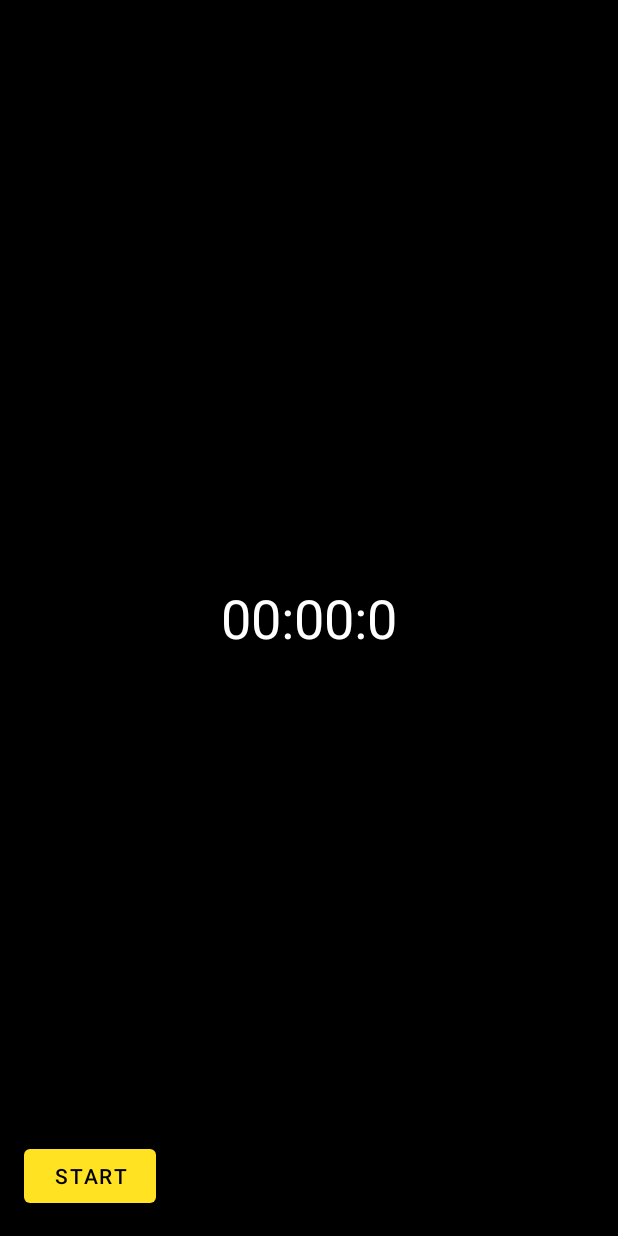
After one commit to Likelysphinx707/RaceStats, an Android app: the LapTimerActivity screen opened directly, with no data from a screen before it, on a phone screen of 412 x 824 dp. The commit adds this screen. Run offline under Robolectric (Android 15) with nearby library versions, the phone set to English and light mode, and no system bars.

Commit message:
Added Lap Timer class and changed themes to match what I want

```diff
--- /dev/null
+++ b/app/src/main/java/com/example/racestats/LapTimer.java
@@ -0,0 +1,212 @@
+package com.example.racestats;
+
+import android.Manifest;
+import android.app.Activity;
+import android.content.ContentValues;
+import android.content.Context;
+import android.content.pm.PackageManager;
+import android.database.sqlite.SQLiteDatabase;
+import android.database.sqlite.SQLiteOpenHelper;
+import android.location.Location;
+import android.location.LocationListener;
+import android.location.LocationManager;
+import android.os.SystemClock;
+import android.util.Log;
+
+import androidx.core.app.ActivityCompat;
+
+import java.text.SimpleDateFormat;
+import java.util.ArrayList;
+import java.util.Date;
+import java.util.List;
+import java.util.Locale;
+
+/**
+ * This class represents a Lap Timer that uses GPS to record lap times.
+ * It also stores lap times in a SQLite database.
+ */
+public class LapTimer implements LocationListener {
+
+    private static final String TAG = "LapTimer";
+    private static final String DATABASE_NAME = "lap_timer_db";
+    private static final int DATABASE_VERSION = 1;
+    private static final String TABLE_NAME = "lap_times";
+    private static final String COLUMN_ID = "_id";
+    private static final String COLUMN_LAP_TIME = "lap_time";
+    private static final String COLUMN_DATE_TIME = "date_time";
+    private static final int LOCATION_PERMISSION_REQUEST_CODE = 123;
+
+    private SQLiteDatabase database;
+    private LocationManager locationManager;
+    private boolean isGPSEnabled;
+    private long currentLapStartTime;
+    private long startTime;
+    private Location startLocation;
+    private List<Long> lapTimes;
+
+    /**
+     * Constructor for LapTimer class.
+     * Initializes the database, location manager, and other variables.
+     * @param context The context of the application.
+     */
+    public LapTimer(Context context) {
+        LapTimerOpenHelper dbHelper = new LapTimerOpenHelper(context);
+        database = dbHelper.getWritableDatabase();
+        locationManager = (LocationManager) context.getSystemService(Context.LOCATION_SERVICE);
+        isGPSEnabled = locationManager.isProviderEnabled(LocationManager.GPS_PROVIDER);
+        lapTimes = new ArrayList<>();
+    }
+
+    /**
+     * Starts the lap timer. Initiates location updates and resets lap time records.
+     * @param activity The current activity.
+     */
+    public void startTimer(Activity activity) {
+        if (isGPSEnabled) {
+            if (hasLocationPermissions(activity)) {
+                startLocationUpdates(activity);
+                startTime = SystemClock.elapsedRealtime();
+                lapTimes.clear(); // Clear previous lap times
+            } else {
+                // Permissions not granted, you might want to inform the user or request permissions again
+                Log.e(TAG, "Location permissions not granted");
+                // Request permissions again or show a message to the user
+                ActivityCompat.requestPermissions(activity, new String[]{Manifest.permission.ACCESS_FINE_LOCATION, Manifest.permission.ACCESS_COARSE_LOCATION}, LOCATION_PERMISSION_REQUEST_CODE);
+            }
+        } else {
+            Log.e(TAG, "GPS is not enabled");
+            // Handle GPS not enabled
+        }
+    }
+
+    /**
+     * Checks if the app has the necessary location permissions.
+     * @param activity The current activity.
+     * @return True if location permissions are granted, false otherwise.
+     */
+    private boolean hasLocationPermissions(Activity activity) {
+        return ActivityCompat.checkSelfPermission(activity, Manifest.permission.ACCESS_FINE_LOCATION) == PackageManager.PERMISSION_GRANTED
+                && ActivityCompat.checkSelfPermission(activity, Manifest.permission.ACCESS_COARSE_LOCATION) == PackageManager.PERMISSION_GRANTED;
+    }
+
+    /**
+     * Stops the lap timer by stopping location updates.
+     */
+    public void stopTimer() {
+        stopLocationUpdates();
+    }
+
+    /**
+     * Retrieves the list of recorded lap times.
+     * @return List of lap times.
+     */
+    public List<Long> getLapTimes() {
+        return lapTimes;
+    }
+
+    /**
+     * Callback method invoked when the location changes.
+     * Records a lap time when the GPS detects completion of a lap.
+     * @param location The new location.
+     */
+    @Override
+    public void onLocationChanged(Location location) {
+        if (startLocation == null) {
+            startLocation = location;
+        }
+
+        float distance = location.distanceTo(startLocation);
+
+        if (distance < 10) {
+            long lapTime = SystemClock.elapsedRealtime() - currentLapStartTime;
+            lapTimes.add(lapTime);
+            saveLapTime(lapTime);
+            currentLapStartTime = SystemClock.elapsedRealtime(); // Update the start time for the next lap
+        }
+    }
+
+    /**
+     * Initiates location updates.
+     * @param activity The current activity.
+     */
+    private void startLocationUpdates(Activity activity) {
+        if (ActivityCompat.checkSelfPermission(activity, Manifest.permission.ACCESS_FINE_LOCATION) != PackageManager.PERMISSION_GRANTED
+                && ActivityCompat.checkSelfPermission(activity, Manifest.permission.ACCESS_COARSE_LOCATION) != PackageManager.PERMISSION_GRANTED) {
+            // Request location permissions if not granted
+            ActivityCompat.requestPermissions(activity, new String[]{Manifest.permission.ACCESS_FINE_LOCATION, Manifest.permission.ACCESS_COARSE_LOCATION}, LOCATION_PERMISSION_REQUEST_CODE);
+            return;
+        }
+
+        // Continue with location updates if permissions are already granted
+        locationManager.requestLocationUpdates(
+                LocationManager.GPS_PROVIDER,
+                1000,  // minimum time interval between updates (in milliseconds)
+                1,     // minimum distance between updates (in meters)
+                this   // LocationListener
+        );
+    }
+
+    /**
+     * Stops location updates.
+     */
+    private void stopLocationUpdates() {
+        locationManager.removeUpdates(this);
+    }
+
+    /**
+     * Retrieves the current lap time.
+     * @return The current lap time in milliseconds.
+     */
+    public long getCurrentLapTime() {
+        return SystemClock.elapsedRealtime() - currentLapStartTime;
+    }
+
+    /**
+     * Saves a lap time record to the SQLite database.
+     * @param lapTime The lap time to be saved.
+     */
+    private void saveLapTime(long lapTime) {
+        ContentValues values = new ContentValues();
+        values.put(COLUMN_LAP_TIME, lapTime);
+        values.put(COLUMN_DATE_TIME, getCurrentDateTime());
+
+        long newRowId = database.insert(TABLE_NAME, null, values);
+
+        if (newRowId == -1) {
+            Log.e(TAG, "Error saving lap time to database");
+        }
+    }
+
+    /**
+     * Retrieves the current date and time.
+     * @return A string representing the current date and time.
+     */
+    private String getCurrentDateTime() {
+        SimpleDateFormat dateFormat = new SimpleDateFormat("yyyy-MM-dd HH:mm:ss", Locale.getDefault());
+        Date date = new Date();
+        return dateFormat.format(date);
+    }
+
+    /**
+     * Helper class for database creation and version management.
+     */
+    private static class LapTimerOpenHelper extends SQLiteOpenHelper {
+        LapTimerOpenHelper(Context context) {
+            super(context, DATABASE_NAME, null, DATABASE_VERSION);
+        }
+
+        @Override
+        public void onCreate(SQLiteDatabase db) {
+            String createTableQuery = "CREATE TABLE " + TABLE_NAME + " (" +
+                    COLUMN_ID + " INTEGER PRIMARY KEY AUTOINCREMENT, " +
+                    COLUMN_LAP_TIME + " INTEGER, " +
+                    COLUMN_DATE_TIME + " TEXT)";
+            db.execSQL(createTableQuery);
+        }
+
+        @Override
+        public void onUpgrade(SQLiteDatabase db, int oldVersion, int newVersion) {
+            // Handle database upgrades if needed
+        }
+    }
+}
--- /dev/null
+++ b/app/src/main/java/com/example/racestats/LapTimerActivity.java
@@ -0,0 +1,109 @@
+package com.example.racestats;
+
+import android.database.sqlite.SQLiteDatabase;
+import android.location.Location;
+import android.location.LocationManager;
+import android.os.Bundle;
+import android.os.Handler;
+import android.os.SystemClock;
+import android.view.View;
+import android.widget.Button;
+import android.widget.TextView;
+
+import androidx.appcompat.app.AppCompatActivity;
+
+import java.util.List;
+
+public class LapTimerActivity extends AppCompatActivity {
+
+    private static final String TAG = "LapTimer";
+    private static final String DATABASE_NAME = "lap_timer_db";
+    private static final int DATABASE_VERSION = 1;
+    private static final String TABLE_NAME = "lap_times";
+    private static final String COLUMN_ID = "_id";
+    private static final String COLUMN_LAP_TIME = "lap_time";
+    private static final String COLUMN_DATE_TIME = "date_time";
+    static final int LOCATION_PERMISSION_REQUEST_CODE = 1;
+
+    private SQLiteDatabase database;
+    private LocationManager locationManager;
+    private boolean isGPSEnabled;
+    private long startTime;
+    private Location startLocation;
+    private List<Long> lapTimes;
+
+    private TextView lapTimeTextView;
+    private Button startButton, stopButton;
+    private LapTimer lapTimer;
+
+    private Handler handler;
+    private Runnable updateTimerRunnable;
+
+    @Override
+    protected void onCreate(Bundle savedInstanceState) {
+        super.onCreate(savedInstanceState);
+        setContentView(R.layout.laptimer);
+
+        lapTimeTextView = findViewById(R.id.lapTimeTextView);
+        startButton = findViewById(R.id.startButton);
+        stopButton = findViewById(R.id.stopButton);
+
+        lapTimer = new LapTimer(this);
+
+        handler = new Handler();
+        updateTimerRunnable = new Runnable() {
+            @Override
+            public void run() {
+                updateLapTimeDisplay();
+                handler.postDelayed(this, 10); // Update every 10 milliseconds
+            }
+        };
+
+        startButton.setOnClickListener(new View.OnClickListener() {
+            @Override
+            public void onClick(View v) {
+                lapTimer.startTimer(LapTimerActivity.this);
+                startTime = SystemClock.elapsedRealtime();
+                lapTimes = lapTimer.getLapTimes(); // Get initial lap times
+                startButton.setEnabled(false);
+                stopButton.setEnabled(true);
+                handler.postDelayed(updateTimerRunnable, 10);
+            }
+        });
+
+
+        stopButton.setOnClickListener(new View.OnClickListener() {
+            @Override
+            public void onClick(View v) {
+                lapTimer.stopTimer();
+                handler.removeCallbacks(updateTimerRunnable); // Stop the timer updates
+                updateLapTimeDisplay();
+                displayAllLapTimes();
+                startButton.setEnabled(true);
+                stopButton.setEnabled(false);
+            }
+        });
+    }
+
+    private void updateLapTimeDisplay() {
+        long currentLapTime = lapTimer.getCurrentLapTime();
+        lapTimeTextView.setText(formatTime(currentLapTime));
+    }
+
+    private void displayAllLapTimes() {
+        // Display all lap times in the TextView
+        StringBuilder lapTimesText = new StringBuilder();
+        for (int i = 0; i < lapTimes.size(); i++) {
+            lapTimesText.append("Lap ").append(i + 1).append(": ").append(formatTime(lapTimes.get(i))).append("\n");
+        }
+        lapTimeTextView.setText(lapTimesText.toString());
+    }
+
+    private String formatTime(long milliseconds) {
+        long minutes = milliseconds / (60 * 1000);
+        long seconds = (milliseconds / 1000) % 60;
+        long millis = (milliseconds % 1000) / 100; // Extract only the first digit of milliseconds
+        return String.format("%02d:%02d:%01d", minutes, seconds, millis);
+    }
+
+}
--- a/app/src/main/java/com/example/racestats/MainActivity.kt
+++ b/app/src/main/java/com/example/racestats/MainActivity.kt
@@ -6,10 +6,8 @@ import android.content.Intent
 import android.content.pm.PackageManager
 import android.os.Build
 import android.os.Bundle
-import android.util.Log
 import android.view.View
 import android.widget.Toast
-import androidx.activity.result.contract.ActivityResultContracts
 import androidx.annotation.RequiresApi
 import androidx.appcompat.app.AlertDialog
 import androidx.appcompat.app.AppCompatActivity
@@ -43,7 +41,7 @@ class MainActivity : AppCompatActivity() {
 
         // Links to other views
         ecuInfo.setOnClickListener {
-            val intent = Intent(this, EcuData::class.java)
+            val intent = Intent(this, LapTimerActivity::class.java)
             startActivity(intent)
         }
 
--- /dev/null
+++ b/app/src/main/res/layout/laptimer.xml
@@ -0,0 +1,36 @@
+<?xml version="1.0" encoding="utf-8"?>
+<RelativeLayout xmlns:android="http://schemas.android.com/apk/res/android"
+    android:layout_width="match_parent"
+    android:layout_height="match_parent"
+    android:background="@android:color/black">
+
+    <TextView
+        android:id="@+id/lapTimeTextView"
+        android:layout_width="wrap_content"
+        android:layout_height="wrap_content"
+        android:layout_centerInParent="true"
+        android:text="00:00:0"
+        android:textSize="36sp"/>
+
+    <Button
+        android:id="@+id/startButton"
+        android:layout_width="wrap_content"
+        android:layout_height="wrap_content"
+        android:layout_alignParentBottom="true"
+        android:layout_alignParentStart="true"
+        android:layout_marginBottom="16dp"
+        android:layout_marginStart="16dp"
+        android:text="Start" />
+
+    <Button
+        android:id="@+id/stopButton"
+        android:layout_width="wrap_content"
+        android:layout_height="wrap_content"
+        android:layout_alignParentBottom="true"
+        android:layout_alignParentStart="true"
+        android:layout_marginBottom="16dp"
+        android:layout_marginEnd="16dp"
+        android:text="Stop"
+        android:enabled="false" />
+
+</RelativeLayout>
--- a/app/src/main/res/values-night/themes.xml
+++ b/app/src/main/res/values-night/themes.xml
@@ -1,13 +1,26 @@
 <resources xmlns:tools="http://schemas.android.com/tools">
     <!-- Base application theme. -->
     <style name="Theme.RaceStats" parent="Theme.MaterialComponents.DayNight.NoActionBar">
+        <!-- Background color -->
+        <item name="android:windowBackground">#000000</item>
+
+        <!-- Text color -->
+        <item name="android:textColor">#FFFFFF</item>
+
         <!-- Primary brand color. -->
         <item name="colorPrimary">#FFE222</item>
         <item name="colorPrimaryVariant">@color/black</item>
-        <item name="colorOnPrimary">@color/black</item>
+        <item name="colorOnPrimary">#000000</item> <!-- Text color on primary -->
+
         <!-- Secondary brand color. -->
         <item name="colorSecondary">@color/white</item>
         <item name="colorSecondaryVariant">@color/black</item>
-        <item name="colorOnSecondary">@color/black</item>
+        <item name="colorOnSecondary">#000000</item> <!-- Text color on secondary -->
+    </style>
+
+    <!-- Button style -->
+    <style name="Button.RaceStats" parent="Widget.MaterialComponents.Button">
+        <item name="android:background">#FFE222</item>
+        <item name="android:textColor">#000000</item>
     </style>
 </resources>
--- a/app/src/main/res/values/colors.xml
+++ b/app/src/main/res/values/colors.xml
@@ -1,10 +1,5 @@
 <?xml version="1.0" encoding="utf-8"?>
 <resources>
-    <color name="purple_200">#FFBB86FC</color>
-    <color name="purple_500">#FF6200EE</color>
-    <color name="purple_700">#FF3700B3</color>
-    <color name="teal_200">#FF03DAC5</color>
-    <color name="teal_700">#FF018786</color>
     <color name="black">#FF000000</color>
     <color name="white">#FFFFFFFF</color>
 </resources>
--- a/app/src/main/res/values/themes.xml
+++ b/app/src/main/res/values/themes.xml
@@ -1,13 +1,26 @@
 <resources xmlns:tools="http://schemas.android.com/tools">
     <!-- Base application theme. -->
     <style name="Theme.RaceStats" parent="Theme.MaterialComponents.DayNight.NoActionBar">
+        <!-- Background color -->
+        <item name="android:windowBackground">#000000</item>
+
+        <!-- Text color -->
+        <item name="android:textColor">#FFFFFF</item>
+
         <!-- Primary brand color. -->
         <item name="colorPrimary">#FFE222</item>
         <item name="colorPrimaryVariant">@color/black</item>
-        <item name="colorOnPrimary">@color/black</item>
+        <item name="colorOnPrimary">#000000</item> <!-- Text color on primary -->
+
         <!-- Secondary brand color. -->
         <item name="colorSecondary">@color/white</item>
         <item name="colorSecondaryVariant">@color/black</item>
-        <item name="colorOnSecondary">@color/black</item>
+        <item name="colorOnSecondary">#000000</item> <!-- Text color on secondary -->
+    </style>
+
+    <!-- Button style -->
+    <style name="Button.RaceStats" parent="Widget.MaterialComponents.Button">
+        <item name="android:background">#FFE222</item>
+        <item name="android:textColor">#000000</item>
     </style>
 </resources>
```
Also changed, not shown: app/src/main/AndroidManifest.xml (+7 -0 lines).
